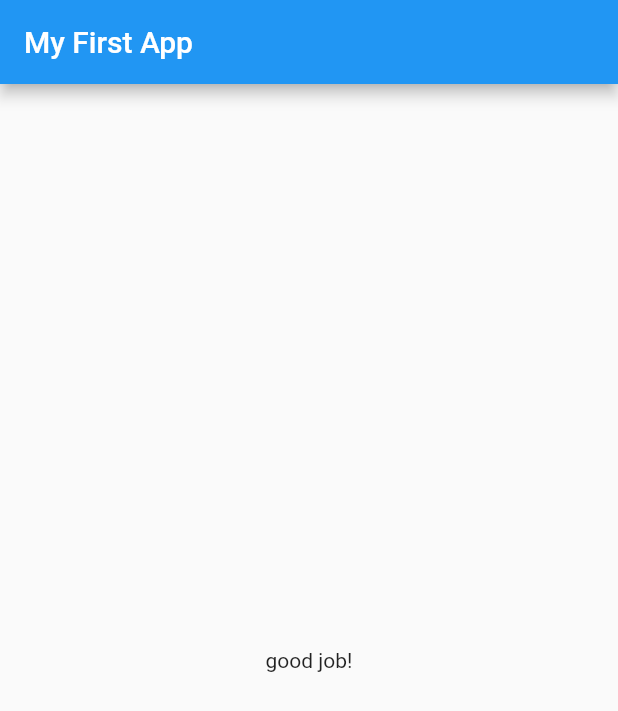
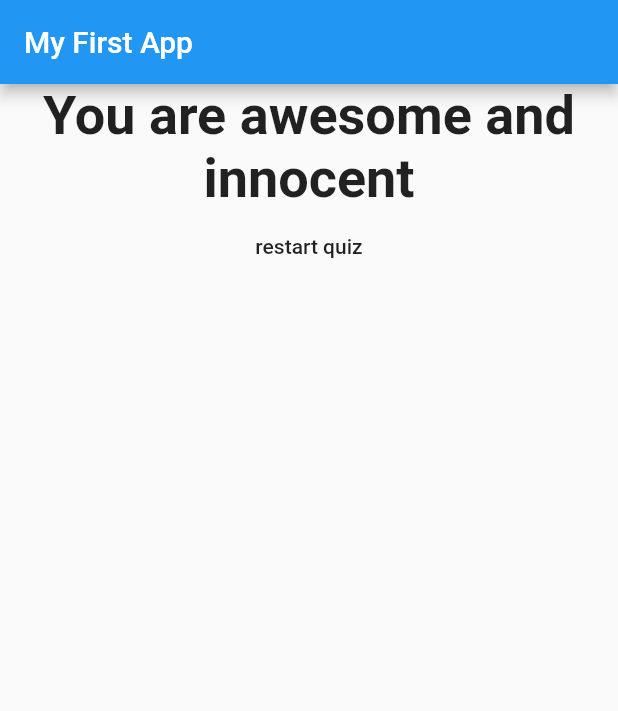
Before and after one commit to prasetion/quiz_app, a Flutter app: the screen it shows after launch, after a tap on "one", after a tap on "green", after a tap on "milk", on a phone screen of 412 x 824 dp. Shown: the top 711 px of the screen. Run offline on Flutter 3.47's test engine with Material 2 defaults, Android fonts, the phone set to English and light mode, and no system bars.

Commit message:
answer quiz

```diff
--- a/lib/main.dart
+++ b/lib/main.dart
@@ -17,20 +17,42 @@ class MyAppState extends State<MyApp> {
   final questions = [
     {
       "questionText": "question1",
-      "answer": ["one", "two", "three"],
+      "answer": [
+        {"text": "one", "score": 10},
+        {"text": "two", "score": 0},
+        {"text": "three", "score": 0}
+      ],
     },
     {
       "questionText": "question2",
-      "answer": ["red", "green", "blue"],
+      "answer": [
+        {"text": "red", "score": 10},
+        {"text": "green", "score": 0},
+        {"text": "blue", "score": 0}
+      ],
     },
     {
       "questionText": "question3",
-      "answer": ["coffe", "tea", "milk"],
+      "answer": [
+        {"text": "coffe", "score": 10},
+        {"text": "tea", "score": 0},
+        {"text": "milk", "score": 0}
+      ],
     },
   ];
 
   var questionIndex = 0;
-  void _aswerQuestion() {
+  var totalScore = 0;
+
+  void resetQuiz() {
+    setState(() {
+      questionIndex = 0;
+      totalScore = 0;
+    });
+  }
+
+  void _aswerQuestion(int score) {
+    totalScore += score;
     setState(() {
       questionIndex = questionIndex + 1;
     });
@@ -51,7 +73,7 @@ class MyAppState extends State<MyApp> {
                 questionIndex: questionIndex,
                 answerQuestion: _aswerQuestion,
               )
-            : Result(),
+            : Result(totalScore, resetQuiz),
       ),
     );
   }
--- a/lib/quiz.dart
+++ b/lib/quiz.dart
@@ -18,8 +18,10 @@ class Quiz extends StatelessWidget {
       child: Column(
         children: [
           Question(questions[questionIndex]["questionText"] as String),
-          ...(questions[questionIndex]["answer"] as List<String>).map((answer) {
-            return Answer(answerQuestion, answer);
+          ...(questions[questionIndex]["answer"] as List<Map<String, Object>>)
+              .map((answer) {
+            return Answer(
+                () => answerQuestion(answer["score"]), answer["text"]);
           }).toList()
         ],
       ),
--- a/lib/result.dart
+++ b/lib/result.dart
@@ -1,11 +1,34 @@
 import 'package:flutter/material.dart';
 
 class Result extends StatelessWidget {
+  final int resulScore;
+  final Function resetHandler;
+
+  Result(this.resulScore, this.resetHandler);
+
+  String get resultPhrase {
+    String resultText;
+    if (resulScore <= 10) {
+      resultText = "You are awesome and innocent";
+    } else {
+      resultText = "Good job!";
+    }
+
+    return resultText;
+  }
+
   @override
   Widget build(BuildContext context) {
-    return Container(
-      child: Center(
-        child: Text("good job!"),
+    return Center(
+      child: Column(
+        children: [
+          Text(
+            resultPhrase,
+            style: TextStyle(fontSize: 36, fontWeight: FontWeight.bold),
+            textAlign: TextAlign.center,
+          ),
+          FlatButton(onPressed: resetHandler, child: Text("restart quiz")),
+        ],
       ),
     );
   }
```
